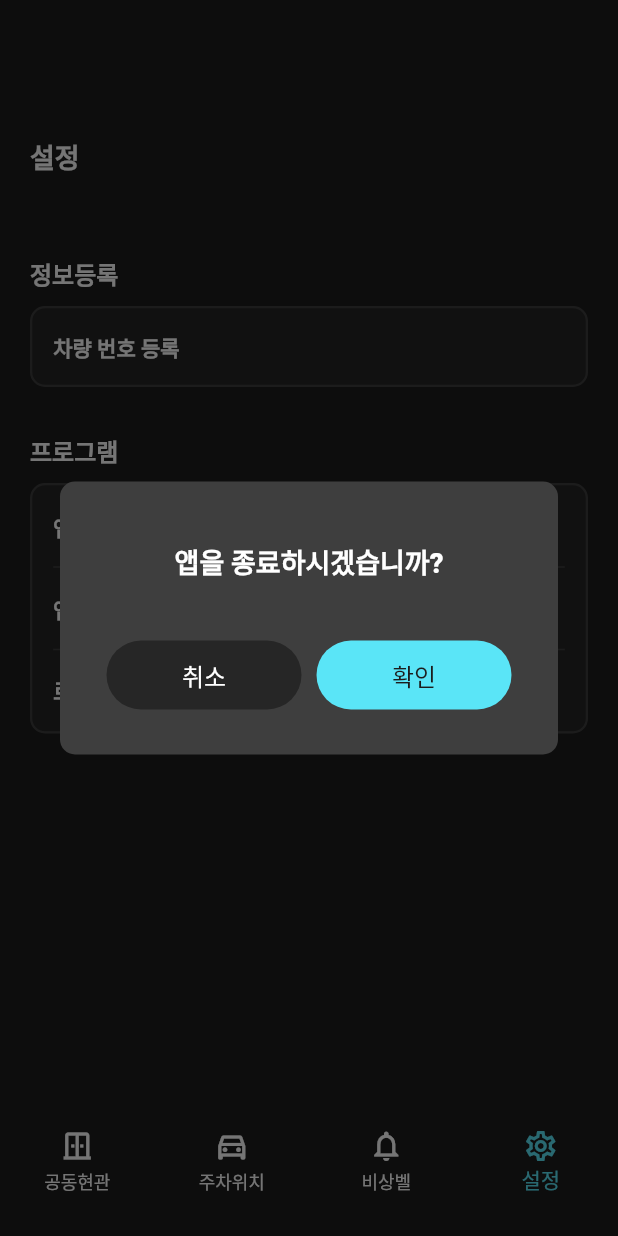
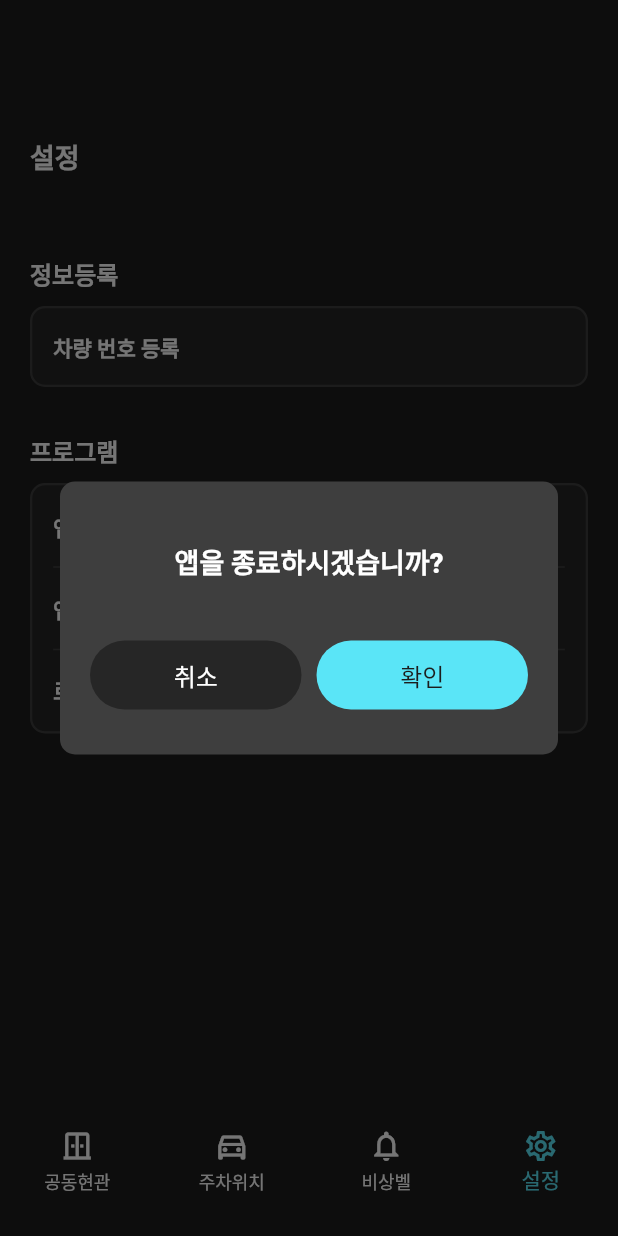
Before and after one commit to HanKyeol0/IoT-SmartHome-App, a Flutter app: the Door01 screen opened by its route, item 4 of the bottom bar chosen, after a tap on "앱 종료", on a phone screen of 412 x 824 dp. Run offline on Flutter 3.47's test engine with Material 2 defaults, Android fonts, the phone set to English and light mode, and no system bars; Roboto replaces fonts that are missing (luxFont).

Commit message:
fix: make RoundButtons flexible

```diff
--- a/lib/door/door01.dart
+++ b/lib/door/door01.dart
@@ -84,15 +84,12 @@ class _Door01State extends State<Door01> {
                   const GateAccess(
                     isDetected: true,
                   ),
+                  const SizedBox(height: 50),
                 ],
               ),
             ],
           ),
-          const Positioned(
-            left: 20,
-            bottom: 20,
-            child: GateDetection(isDetected: true),
-          ),
+          const GateDetection(isDetected: true),
         ],
       ),
     );
--- a/lib/setting/setting01.dart
+++ b/lib/setting/setting01.dart
@@ -176,24 +176,28 @@ void showExitDialog(BuildContext context) {
               Row(
                 mainAxisAlignment: MainAxisAlignment.center,
                 children: [
-                  RoundButton(
+                  Expanded(
+                    child: RoundButton(
                       text: '취소',
                       bgColor: grey,
                       textColor: wColor,
-                    buttonWidth: 130,
+                      buttonWidth: MediaQuery.of(context).size.width * 0.4,
                       buttonHeight: 46,
                       onPressed: () => Navigator.of(context).pop(),
+                    ),
                   ),
                   const SizedBox(
                     width: 10,
                   ),
-                  RoundButton(
+                  Expanded(
+                    child: RoundButton(
                       text: '확인',
                       bgColor: bColor,
                       textColor: black,
-                    buttonWidth: 130,
+                      buttonWidth: MediaQuery.of(context).size.width * 0.4,
                       buttonHeight: 46,
                       onPressed: () => Navigator.of(context).pop(),
+                    ),
                   ),
                 ],
               ),
@@ -241,7 +245,8 @@ void terminateAllFunctions(BuildContext context) {
               Row(
                 mainAxisAlignment: MainAxisAlignment.center,
                 children: [
-                  RoundButton(
+                  Expanded(
+                    child: RoundButton(
                       text: '취소',
                       bgColor: grey,
                       textColor: wColor,
@@ -249,16 +254,19 @@ void terminateAllFunctions(BuildContext context) {
                       buttonHeight: 46,
                       onPressed: () => Navigator.of(context).pop(),
                     ),
+                  ),
                   const SizedBox(
                     width: 10,
                   ),
-                  RoundButton(
+                  Expanded(
+                    child: RoundButton(
                       text: '확인',
                       bgColor: bColor,
                       textColor: black,
                       buttonWidth: 130,
                       buttonHeight: 46,
                       onPressed: () => Navigator.of(context).pop(),
+                    ),
                   ),
                 ],
               ),
@@ -299,7 +307,8 @@ void showLogoutDialog(BuildContext context) {
               Row(
                 mainAxisAlignment: MainAxisAlignment.center,
                 children: [
-                  RoundButton(
+                  Expanded(
+                    child: RoundButton(
                       text: '취소',
                       bgColor: grey,
                       textColor: wColor,
@@ -307,16 +316,19 @@ void showLogoutDialog(BuildContext context) {
                       buttonHeight: 46,
                       onPressed: () => Navigator.of(context).pop(),
                     ),
+                  ),
                   const SizedBox(
                     width: 10,
                   ),
-                  RoundButton(
+                  Expanded(
+                    child: RoundButton(
                       text: '확인',
                       bgColor: bColor,
                       textColor: black,
                       buttonWidth: 130,
                       buttonHeight: 46,
                       onPressed: () => Navigator.of(context).pop(),
+                    ),
                   ),
                 ],
               ),
```
Lines whose indentation alone changed are shown as unchanged.
